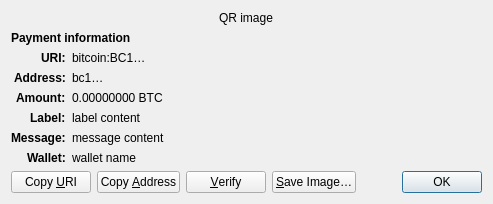
opensyria/OpenSyria, file src/qt/forms/receiverequestdialog.ui: the form before one commit.
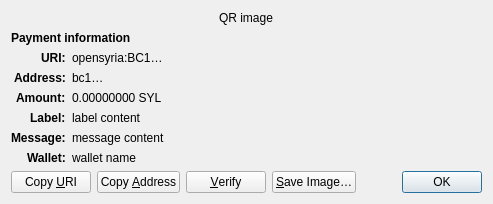
The form after the commit. Custom widgets are drawn as their Qt base class.

```diff
--- a/src/qt/forms/receiverequestdialog.ui
+++ b/src/qt/forms/receiverequestdialog.ui
@@ -65,7 +65,7 @@
    <item row="2" column="1" alignment="Qt::AlignTop">
     <widget class="QLabel" name="uri_content">
      <property name="text">
-      <string notr="true">bitcoin:BC1…</string>
+      <string notr="true">opensyria:BC1…</string>
      </property>
      <property name="textFormat">
       <enum>Qt::RichText</enum>
@@ -126,7 +126,7 @@
    <item row="4" column="1" alignment="Qt::AlignTop">
     <widget class="QLabel" name="amount_content">
      <property name="text">
-      <string notr="true">0.00000000 BTC</string>
+      <string notr="true">0.00000000 SYL</string>
      </property>
      <property name="textFormat">
       <enum>Qt::PlainText</enum>
```
